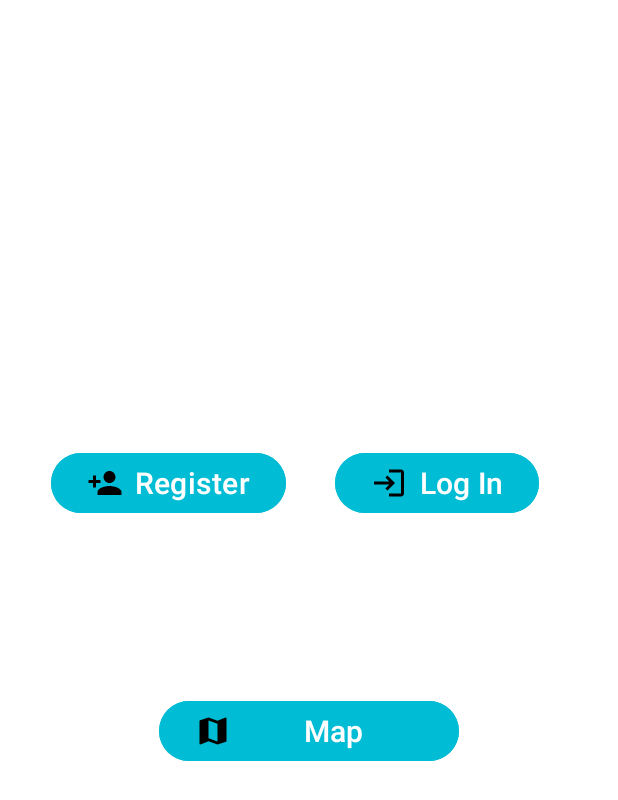
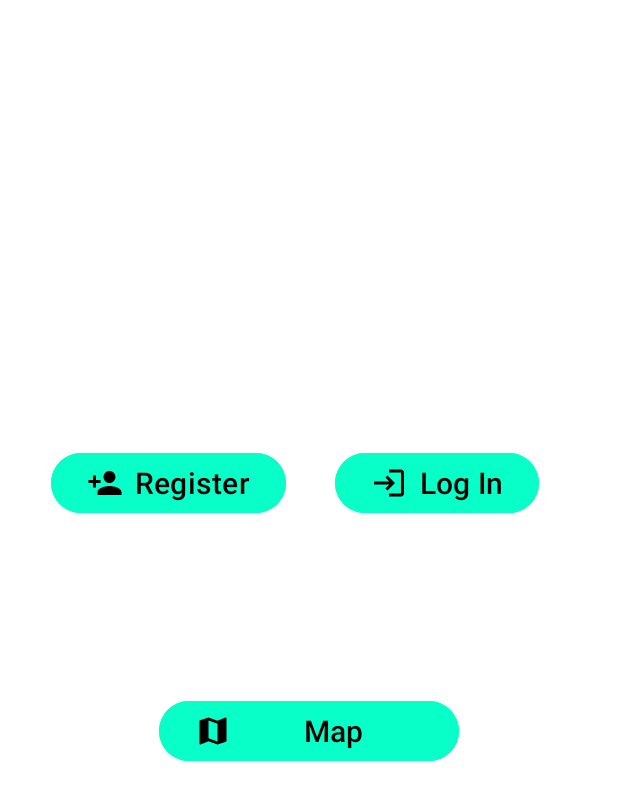
Before and after one commit to DerekMZ/PawSeekersMb, an Android app: the screen it shows after launch (MainActivity), on a phone screen of 412 x 824 dp. Shown: the top 800 px of the screen. Run offline under Robolectric (Android 15) with nearby library versions, the phone set to English and light mode, and no system bars; our stand-ins replace Volley.

Commit message:
changes to main activity colors and addition of api to maps actvt

```diff
--- a/app/src/main/res/layout/activity_main.xml
+++ b/app/src/main/res/layout/activity_main.xml
@@ -13,10 +13,11 @@
         android:layout_width="wrap_content"
         android:layout_height="wrap_content"
         android:layout_marginBottom="180dp"
-        android:backgroundTint="#00BCD4"
+        android:backgroundTint="#08FFC8"
         android:drawableLeft="@drawable/baseline_person_add_24"
         android:drawablePadding="4dp"
         android:text="Register"
+        android:textColor="#000000"
         android:textColorHighlight="#000000"
         android:textColorLink="#000000"
         android:textSize="20sp"
@@ -32,9 +33,10 @@
         android:layout_height="wrap_content"
         android:layout_marginStart="170dp"
         android:layout_marginBottom="180dp"
-        android:backgroundTint="#00BCD4"
+        android:backgroundTint="#08FFC8"
         android:drawableLeft="@drawable/baseline_login_24"
         android:text="Log In"
+        android:textColor="#000000"
         android:textColorHighlight="#000000"
         android:textColorLink="#000000"
         android:textSize="20sp"
@@ -49,9 +51,10 @@
         android:layout_width="200dp"
         android:layout_height="wrap_content"
         android:layout_marginBottom="150dp"
-        android:backgroundTint="#00BCD4"
+        android:backgroundTint="#08FFC8"
         android:drawableLeft="@drawable/baseline_map_24"
         android:text="Map"
+        android:textColor="#000000"
         android:textColorHighlight="#000000"
         android:textColorLink="#000000"
         android:textSize="20sp"
```
Also changed, not shown: app/src/main/java/com/dk/pawseekers/MapsActivity.kt (+69 -15 lines).
